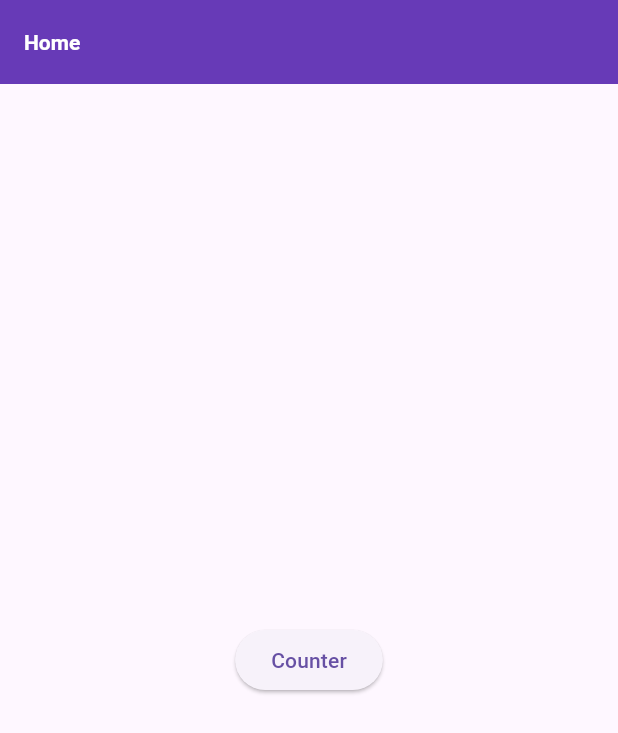
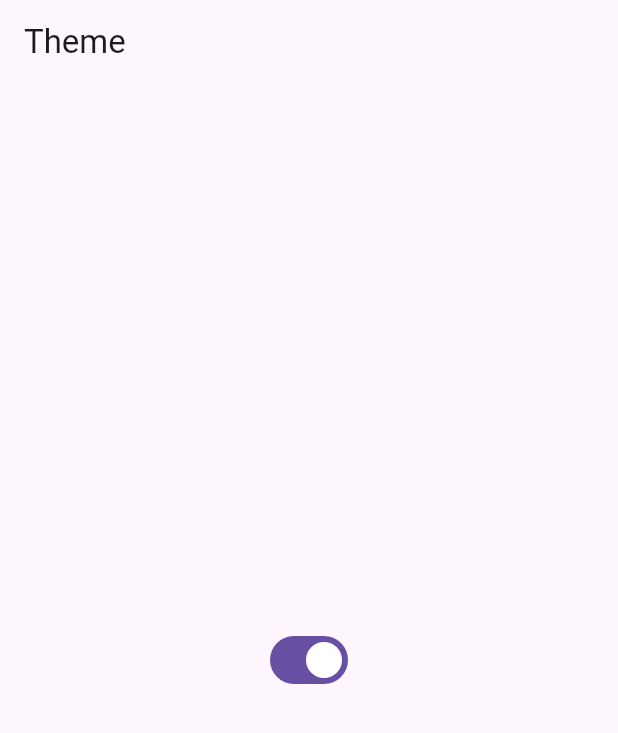
Before and after one commit to abdurahmanidris/flutter_riverpod_new, a Flutter app: the screen it shows after launch, on a phone screen of 412 x 824 dp. Shown: the top 733 px of the screen. Run offline on Flutter 3.47's test engine with Material 3 defaults, Android fonts, the phone set to English and light mode, and no system bars; our stand-ins replace flutter_riverpod.

Commit message:
Theme Switcher added

```diff
--- a/lib/counter.dart
+++ /dev/null
@@ -1,44 +0,0 @@
-import 'dart:async';
-
-import 'package:flutter/material.dart';
-import 'package:flutter_riverpod/flutter_riverpod.dart';
-import 'package:flutter_riverpod_new/counter_demo.dart';
-
-final counterProvider =
-    StateNotifierProvider.autoDispose<CounterDemo, int>((ref) {
-  // ref.keepAlive();
-  final link = ref.keepAlive();
-  final timer = Timer(const Duration(seconds: 10), () {
-    link.close();
-  });
-
-  //cancels the timer
-  ref.onDispose(() => timer.cancel());
-  return CounterDemo();
-});
-
-class Counter extends ConsumerWidget {
-  const Counter({Key? key}) : super(key: key);
-
-  @override
-  Widget build(BuildContext context, WidgetRef ref) {
-    final counter = ref.watch(counterProvider);
-
-    return Scaffold(
-      appBar: AppBar(
-        title: const Text("Counter"),
-      ),
-      body: Center(
-          child: Text(
-        '$counter',
-        style: const TextStyle(fontSize: 25),
-      )),
-      floatingActionButton: FloatingActionButton(
-        onPressed: () {
-          ref.read(counterProvider.notifier).increament();
-        },
-        child: const Icon(Icons.add),
-      ),
-    );
-  }
-}
--- a/lib/home.dart
+++ /dev/null
@@ -1,23 +0,0 @@
-import 'package:flutter/material.dart';
-import 'package:go_router/go_router.dart';
-
-class Home extends StatelessWidget {
-  const Home({super.key});
-
-  @override
-  Widget build(BuildContext context) {
-    return Scaffold(
-      appBar: AppBar(
-        title: const Text('Home'),
-      ),
-      body: Center(
-        child: ElevatedButton(
-          onPressed: () {
-            context.push('/counter');
-          },
-          child: const Text("Counter"),
-        ),
-      ),
-    );
-  }
-}
--- a/lib/main.dart
+++ b/lib/main.dart
@@ -1,40 +1,53 @@
 import 'package:flutter/material.dart';
 import 'package:flutter_riverpod/flutter_riverpod.dart';
-import 'package:flutter_riverpod_new/counter.dart';
-import 'package:flutter_riverpod_new/home.dart';
-import 'package:go_router/go_router.dart';
+
+final themeProvider = StateProvider<bool>((ref) => true);
 
 void main() {
   runApp(const ProviderScope(child: MyApp()));
 }
 
-class MyApp extends StatelessWidget {
+class MyApp extends ConsumerWidget {
   const MyApp({super.key});
 
   // This widget is the root of your application.
   @override
-  Widget build(BuildContext context) {
-    return MaterialApp.router(
-      title: 'Flutter Demo',
+  Widget build(BuildContext context, WidgetRef ref) {
+    final isLightTheme = ref.watch(themeProvider);
+
+    return MaterialApp(
+      title: 'Theme',
+      theme: isLightTheme ? ThemeData.light() : ThemeData.dark(),
       /*theme: ThemeData(
-        colorScheme: ColorScheme.fromSeed(seedColor: Colors.deepPurple),
-        useMaterial3: true,
-      ),*/
-      theme: ThemeData(
         primarySwatch: Colors.blue,
         appBarTheme: const AppBarTheme(
           color: Colors.deepPurple,
           titleTextStyle:
               TextStyle(color: Colors.white, fontWeight: FontWeight.bold),
         ),
-      ),
-      // home: const MyHomePage(),
-      routerConfig: _router,
+      ),*/
+      home: const MyHomePage(),
+      debugShowCheckedModeBanner: false,
     );
   }
 }
 
-final GoRouter _router = GoRouter(routes: [
-  GoRoute(path: '/', builder: (context, state) => const Home()),
-  GoRoute(path: '/counter', builder: (context, state) => const Counter()),
-]);
+class MyHomePage extends ConsumerWidget {
+  const MyHomePage({super.key});
+
+  @override
+  Widget build(BuildContext context, WidgetRef ref) {
+    final isLightTheme = ref.watch(themeProvider);
+
+    return Scaffold(
+      appBar: AppBar(
+        title: const Text("Theme"),
+      ),
+      body: Center(
+          child: Switch(
+        value: isLightTheme,
+        onChanged: (value) => ref.read(themeProvider.notifier).state = value,
+      )),
+    );
+  }
+}
```
Also changed, not shown: lib/api_service.dart (deleted, +0 -18 lines), lib/counter_demo.dart (deleted, +0 -10 lines), lib/user_model.dart (deleted, +0 -25 lines).
